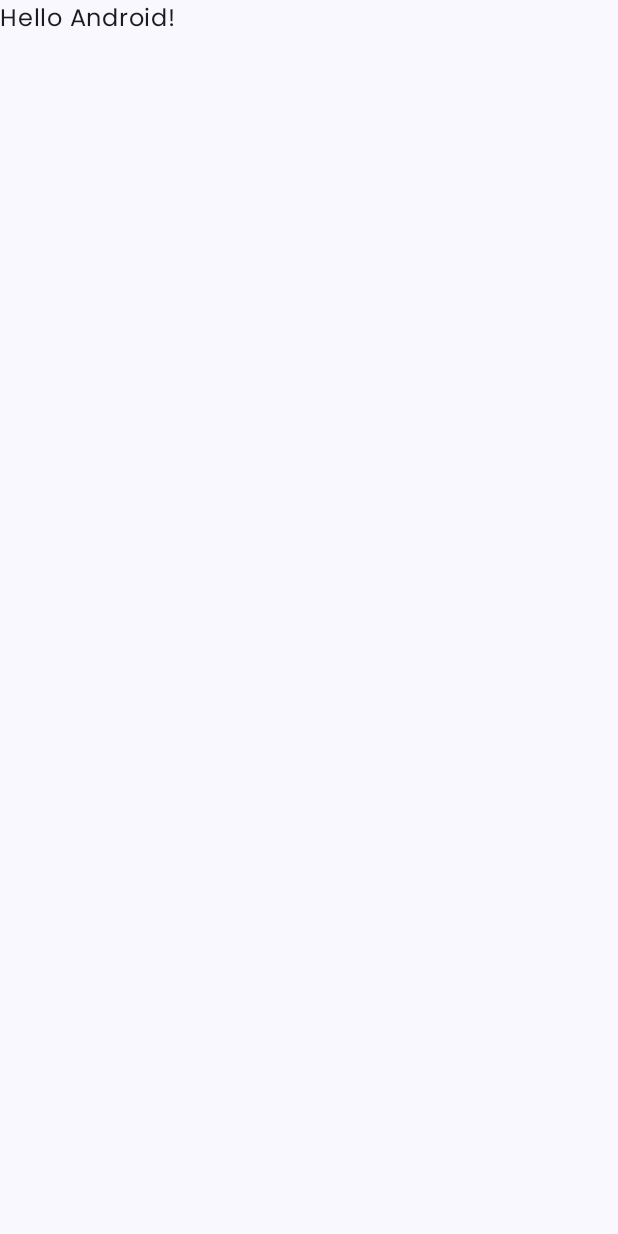
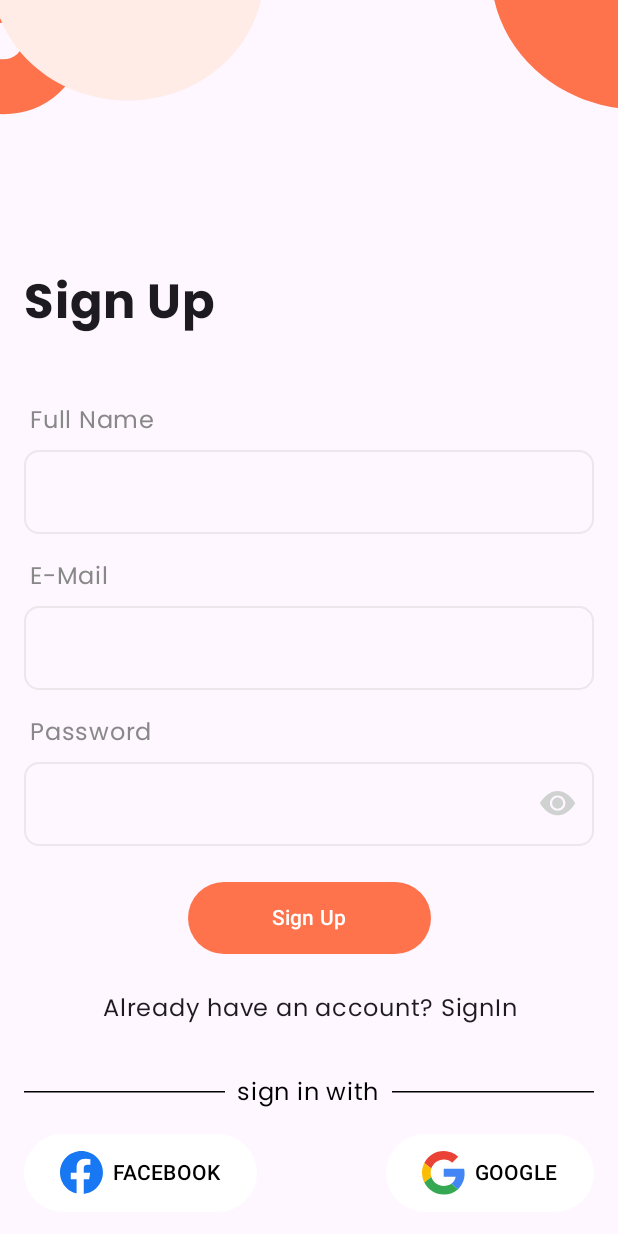
Before and after one commit to rabbi-islam/FoodHub-Frontend, an Android app built with Jetpack Compose: the screen it shows after launch (MainActivity), on a phone screen of 412 x 824 dp. Before the commit the screen is almost empty. Run offline under Robolectric (Android 15) with nearby library versions, the phone set to English and light mode, and no system bars; our stand-ins replace Dagger/Hilt's generated code.

Commit message:
SignUp screen design complete

```diff
--- a/app/src/main/java/com/example/foodhub/MainActivity.kt
+++ b/app/src/main/java/com/example/foodhub/MainActivity.kt
@@ -8,6 +8,7 @@ import android.view.animation.OvershootInterpolator
 import androidx.activity.ComponentActivity
 import androidx.activity.compose.setContent
 import androidx.activity.enableEdgeToEdge
+import androidx.compose.foundation.layout.Box
 import androidx.compose.foundation.layout.fillMaxSize
 import androidx.compose.foundation.layout.padding
 import androidx.compose.material3.Scaffold
@@ -18,6 +19,8 @@ import androidx.compose.ui.tooling.preview.Preview
 import androidx.core.animation.doOnEnd
 import androidx.core.splashscreen.SplashScreen.Companion.installSplashScreen
 import com.example.foodhub.data.FoodApi
+import com.example.foodhub.ui.features.auth.AuthScreen
+import com.example.foodhub.ui.features.auth.signup.SignUpScreen
 import com.example.foodhub.ui.theme.FoodHubTheme
 import dagger.hilt.android.AndroidEntryPoint
 import kotlinx.coroutines.CoroutineScope
@@ -70,10 +73,10 @@ class MainActivity : ComponentActivity() {
         setContent {
             FoodHubTheme {
                 Scaffold(modifier = Modifier.fillMaxSize()) { innerPadding ->
-                    Greeting(
-                        name = "Android",
-                        modifier = Modifier.padding(innerPadding)
-                    )
+                    Box(modifier = Modifier.padding(innerPadding)){
+                        SignUpScreen()
+                    }
+
                 }
             }
         }
@@ -86,19 +89,3 @@ class MainActivity : ComponentActivity() {
         }
     }
 }
-
-@Composable
-fun Greeting(name: String, modifier: Modifier = Modifier) {
-    Text(
-        text = "Hello $name!",
-        modifier = modifier
-    )
-}
-
-@Preview(showBackground = true)
-@Composable
-fun GreetingPreview() {
-    FoodHubTheme {
-        Greeting("Android")
-    }
-}
--- /dev/null
+++ b/app/src/main/java/com/example/foodhub/ui/Widgets.kt
@@ -0,0 +1,173 @@
+package com.example.foodhub.ui
+
+import androidx.compose.foundation.Image
+import androidx.compose.foundation.interaction.MutableInteractionSource
+import androidx.compose.foundation.layout.Arrangement
+import androidx.compose.foundation.layout.Column
+import androidx.compose.foundation.layout.Row
+import androidx.compose.foundation.layout.Spacer
+import androidx.compose.foundation.layout.fillMaxWidth
+import androidx.compose.foundation.layout.padding
+import androidx.compose.foundation.layout.size
+import androidx.compose.foundation.shape.RoundedCornerShape
+import androidx.compose.foundation.text.KeyboardActions
+import androidx.compose.foundation.text.KeyboardOptions
+import androidx.compose.material3.Button
+import androidx.compose.material3.ButtonDefaults
+import androidx.compose.material3.HorizontalDivider
+import androidx.compose.material3.LocalTextStyle
+import androidx.compose.material3.OutlinedTextField
+import androidx.compose.material3.OutlinedTextFieldDefaults
+import androidx.compose.material3.Text
+import androidx.compose.material3.TextFieldColors
+import androidx.compose.runtime.Composable
+import androidx.compose.runtime.remember
+import androidx.compose.ui.Alignment
+import androidx.compose.ui.Modifier
+import androidx.compose.ui.graphics.Color
+import androidx.compose.ui.graphics.Shape
+import androidx.compose.ui.res.painterResource
+import androidx.compose.ui.res.stringResource
+import androidx.compose.ui.text.TextStyle
+import androidx.compose.ui.text.font.FontWeight
+import androidx.compose.ui.text.input.VisualTransformation
+import androidx.compose.ui.unit.dp
+import com.example.foodhub.R
+import com.example.foodhub.ui.theme.orange
+
+@Composable
+fun GroupSocialButtons(
+    color: Color = Color.White,
+    onFacebookClick:()-> Unit,
+    onGoogleClick:()-> Unit,
+) {
+    Column() {
+        Row(
+            modifier = Modifier.fillMaxWidth(),
+            horizontalArrangement = Arrangement.Center,
+            verticalAlignment = Alignment.CenterVertically
+        ) {
+            HorizontalDivider(modifier = Modifier
+                .weight(1f)
+                .padding(start = 16.dp), thickness = 1.dp, color=color)
+            Text(
+                text = stringResource(R.string.sign_in_with),
+                color = color,
+                modifier = Modifier
+                    .padding(start = 8.dp, end = 8.dp)
+            )
+            HorizontalDivider(modifier = Modifier
+                .weight(1f)
+                .padding(end = 16.dp), thickness = 1.dp, color=color)
+        }
+        Row(
+            modifier = Modifier.fillMaxWidth(),
+            horizontalArrangement = Arrangement.SpaceBetween
+        ){
+            SocialButton(
+                icon = R.drawable.ic_facebook,
+                title = R.string.facebook,
+                onFacebookClick
+            )
+            SocialButton(
+                icon = R.drawable.ic_google,
+                title = R.string.google,
+                onGoogleClick
+            )
+        }
+    }
+}
+
+
+@Composable
+fun SocialButton(
+    icon: Int,
+    title: Int,
+    onClick: () -> Unit
+) {
+    Button(
+        onClick = onClick,
+        colors = ButtonDefaults.buttonColors(
+            containerColor = Color.White
+        ),
+        shape = RoundedCornerShape(32.dp),
+        modifier = Modifier
+            .padding(horizontal = 16.dp, vertical = 16.dp)
+
+    ) {
+        Row(verticalAlignment = Alignment.CenterVertically) {
+            Image(
+                painter = painterResource(id = icon),
+                contentDescription = "facebook_icon"
+            )
+            Spacer(Modifier.size(6.dp))
+            Text(text = stringResource(id = title), color = Color.Black, modifier = Modifier.padding(vertical = 8.dp))
+        }
+    }
+}
+
+
+@Composable
+fun FoodHubTextField(
+    value: String,
+    onValueChange: (String) -> Unit,
+    modifier: Modifier = Modifier,
+    enabled: Boolean = true,
+    readOnly: Boolean = false,
+    textStyle: TextStyle = LocalTextStyle.current,
+    label: @Composable (() -> Unit)? = null,
+    placeholder: @Composable (() -> Unit)? = null,
+    leadingIcon: @Composable (() -> Unit)? = null,
+    trailingIcon: @Composable (() -> Unit)? = null,
+    prefix: @Composable (() -> Unit)? = null,
+    suffix: @Composable (() -> Unit)? = null,
+    supportingText: @Composable (() -> Unit)? = null,
+    isError: Boolean = false,
+    visualTransformation: VisualTransformation = VisualTransformation.None,
+    keyboardOptions: KeyboardOptions = KeyboardOptions.Default,
+    keyboardActions: KeyboardActions = KeyboardActions.Default,
+    singleLine: Boolean = false,
+    maxLines: Int = if (singleLine) 1 else Int.MAX_VALUE,
+    minLines: Int = 1,
+    interactionSource: MutableInteractionSource = remember { MutableInteractionSource() },
+    shape: Shape = RoundedCornerShape(10.dp),
+    colors: TextFieldColors = OutlinedTextFieldDefaults.colors().copy(
+        focusedIndicatorColor = orange,
+        unfocusedIndicatorColor = Color.LightGray.copy(alpha = 0.4f),
+    )
+) {
+    Column(Modifier.padding(vertical = 8.dp)) {
+        label?.let {
+            Row {
+                Spacer(modifier = Modifier.size(4.dp))
+                it()
+            }
+        }
+        Spacer(modifier = Modifier.size(8.dp))
+        OutlinedTextField(
+            value = value,
+            onValueChange,
+            modifier,
+            enabled,
+            readOnly,
+            textStyle.copy(fontWeight = FontWeight.SemiBold),
+            null,
+            placeholder,
+            leadingIcon,
+            trailingIcon,
+            prefix,
+            suffix,
+            supportingText,
+            isError,
+            visualTransformation,
+            keyboardOptions,
+            keyboardActions,
+            singleLine,
+            maxLines,
+            minLines,
+            interactionSource,
+            shape,
+            colors
+        )
+    }
+}
--- a/app/src/main/java/com/example/foodhub/ui/features/auth/AuthScreen.kt
+++ b/app/src/main/java/com/example/foodhub/ui/features/auth/AuthScreen.kt
@@ -27,6 +27,7 @@ import androidx.compose.ui.Modifier
 import androidx.compose.ui.draw.alpha
 import androidx.compose.ui.graphics.Brush
 import androidx.compose.ui.graphics.Color
+import androidx.compose.ui.layout.ContentScale
 import androidx.compose.ui.layout.onGloballyPositioned
 import androidx.compose.ui.res.painterResource
 import androidx.compose.ui.res.stringResource
@@ -36,7 +37,8 @@ import androidx.compose.ui.unit.IntSize
 import androidx.compose.ui.unit.dp
 import androidx.compose.ui.unit.sp
 import com.example.foodhub.R
-import com.example.foodhub.ui.theme.skipButtonTextColor
+import com.example.foodhub.ui.GroupSocialButtons
+import com.example.foodhub.ui.theme.orange
 
 @Composable
 fun AuthScreen(modifier: Modifier = Modifier) {
@@ -57,7 +59,8 @@ fun AuthScreen(modifier: Modifier = Modifier) {
                 }
                 .alpha(alpha = 0.7f),
             painter = painterResource(R.drawable.background),
-            contentDescription = null
+            contentDescription = null,
+            contentScale = ContentScale.FillBounds
         )
         Box(modifier = Modifier
             .matchParentSize()
@@ -73,7 +76,7 @@ fun AuthScreen(modifier: Modifier = Modifier) {
         ) {
             Text(
                 text = stringResource(R.string.skip),
-                color = skipButtonTextColor
+                color = orange
             )
         }
 
@@ -92,7 +95,7 @@ fun AuthScreen(modifier: Modifier = Modifier) {
             )
             Text(
                 text = stringResource(R.string.food_hub),
-                color = skipButtonTextColor,
+                color = orange,
                 fontWeight = FontWeight.Bold,
                 fontSize = 40.sp
 
@@ -115,77 +118,7 @@ fun AuthScreen(modifier: Modifier = Modifier) {
                 .padding(16.dp),
             horizontalAlignment = Alignment.CenterHorizontally
         ) {
-            Row(
-                modifier = modifier
-                    .fillMaxWidth()
-                    .padding(horizontal = 16.dp),
-                verticalAlignment = Alignment.CenterVertically
-            ) {
-                Divider(
-                    color = Color.White,
-                    modifier = Modifier
-                        .weight(1f)
-                        .height(1.dp)
-                )
-
-                Text(
-                    text = "sign in with",
-                    color = Color.White,
-                    fontWeight = FontWeight.Bold,
-                    modifier = Modifier
-                        .padding(horizontal = 8.dp)
-                )
-
-                Divider(
-                    color = Color.White,
-                    modifier = Modifier
-                        .weight(1f)
-                        .height(1.dp)
-                )
-            }
-
-            Row(
-                modifier = Modifier
-                    .fillMaxWidth()
-                    .padding(horizontal = 16.dp, vertical = 16.dp),
-                horizontalArrangement = Arrangement.SpaceBetween
-            ) {
-                Button(
-                    onClick = {},
-                    colors = ButtonDefaults.buttonColors(
-                        containerColor = Color.White
-                    ),
-                    shape = RoundedCornerShape(32.dp)
-
-                ) {
-                    Row(verticalAlignment = Alignment.CenterVertically) {
-                        Image(
-                            painter = painterResource(R.drawable.ic_facebook),
-                            contentDescription = "facebook_icon"
-                        )
-                        Spacer(Modifier.size(6  .dp))
-                        Text(text = stringResource(R.string.facebook), color = Color.Black)
-                    }
-                }
-                Button(
-                    onClick = {},
-                    colors = ButtonDefaults.buttonColors(
-                        containerColor = Color.White
-                    ),
-                    shape = RoundedCornerShape(32.dp)
-
-                ) {
-                    Row(verticalAlignment = Alignment.CenterVertically) {
-                        Image(
-                            painter = painterResource(R.drawable.ic_google),
-                            contentDescription = "google"
-                        )
-                        Spacer(Modifier.size(8.dp))
-                        Text(text = stringResource(R.string.google), color = Color.Black)
-                    }
-                }
-            }
-
+            GroupSocialButtons(onGoogleClick = {}, onFacebookClick = {})
             Button(
                 onClick = {},
                 modifier = Modifier
--- /dev/null
+++ b/app/src/main/java/com/example/foodhub/ui/features/auth/signup/SignUpScreen.kt
@@ -0,0 +1,160 @@
+package com.example.foodhub.ui.features.auth.signup
+
+import androidx.compose.foundation.Image
+import androidx.compose.foundation.clickable
+import androidx.compose.foundation.layout.Box
+import androidx.compose.foundation.layout.Column
+import androidx.compose.foundation.layout.Spacer
+import androidx.compose.foundation.layout.fillMaxSize
+import androidx.compose.foundation.layout.fillMaxWidth
+import androidx.compose.foundation.layout.height
+import androidx.compose.foundation.layout.padding
+import androidx.compose.foundation.layout.size
+import androidx.compose.material3.Button
+import androidx.compose.material3.ButtonDefaults
+import androidx.compose.material3.Text
+import androidx.compose.runtime.Composable
+import androidx.compose.runtime.getValue
+import androidx.compose.runtime.mutableStateOf
+import androidx.compose.runtime.remember
+import androidx.compose.runtime.setValue
+import androidx.compose.ui.Alignment
+import androidx.compose.ui.Modifier
+import androidx.compose.ui.graphics.Color
+import androidx.compose.ui.layout.ContentScale
+import androidx.compose.ui.res.painterResource
+import androidx.compose.ui.res.stringResource
+import androidx.compose.ui.text.font.FontWeight
+import androidx.compose.ui.text.input.PasswordVisualTransformation
+import androidx.compose.ui.text.style.TextAlign
+import androidx.compose.ui.tooling.preview.Preview
+import androidx.compose.ui.unit.dp
+import androidx.compose.ui.unit.sp
+import com.example.foodhub.R
+import com.example.foodhub.ui.FoodHubTextField
+import com.example.foodhub.ui.GroupSocialButtons
+import com.example.foodhub.ui.theme.orange
+
+@Composable
+fun SignUpScreen() {
+
+    Box(modifier = Modifier.fillMaxSize()) {
+        var name by remember {
+            mutableStateOf("")
+        }
+        var email by remember {
+            mutableStateOf("")
+        }
+        var password by remember {
+            mutableStateOf("")
+        }
+
+
+
+        Image(
+            painter = painterResource(R.drawable.ic_auth_bg),
+            contentDescription = "auth_background",
+            modifier = Modifier.fillMaxSize(),
+            contentScale = ContentScale.FillBounds
+        )
+        Column(
+            modifier = Modifier.fillMaxSize(),
+            horizontalAlignment = Alignment.CenterHorizontally
+        ) {
+            Box(modifier = Modifier.weight(1f))
+
+
+            Text(
+                text = stringResource(R.string.sign_up),
+                fontWeight = FontWeight.Bold,
+                fontSize = 32.sp,
+                modifier = Modifier
+                    .fillMaxWidth().padding(16.dp)
+            )
+            Spacer(Modifier.size(20.dp))
+            FoodHubTextField(
+                value = name,
+                onValueChange = { name = it},
+                label = {
+                    Text(
+                        text = stringResource(R.string.full_name),
+                        modifier = Modifier.padding(horizontal = 16.dp),
+                        color = Color.Gray
+                    )
+                },
+                modifier = Modifier
+                    .fillMaxWidth()
+                    .padding(horizontal = 16.dp),
+            )
+
+            FoodHubTextField(
+                value = email,
+                onValueChange = {email = it},
+                label = {
+                    Text(
+                        text = stringResource(R.string.email),
+                        modifier = Modifier.padding(horizontal = 16.dp),
+                        color = Color.Gray
+                    )
+                },
+                modifier = Modifier
+                    .fillMaxWidth()
+                    .padding(horizontal = 16.dp),
+            )
+
+
+            FoodHubTextField(
+                value = password,
+                onValueChange = {password = it},
+                label = {
+                    Text(
+                        text = stringResource(R.string.password),
+                        modifier = Modifier.padding(horizontal = 16.dp),
+                        color = Color.Gray
+                    )
+                },
+                modifier = Modifier
+                    .fillMaxWidth()
+                    .padding(horizontal = 16.dp),
+                visualTransformation = PasswordVisualTransformation(),
+                trailingIcon = {
+                    Image(
+                        painter = painterResource(R.drawable.ic_eye),
+                        contentDescription = null,
+                        modifier = Modifier.size(24.dp)
+                    )
+                }
+
+            )
+            Spacer(Modifier.size(16.dp))
+            Button(
+                onClick = {},
+                modifier = Modifier.height(48.dp),
+                colors = ButtonDefaults.buttonColors(containerColor = orange)
+            ) {
+                Text(
+                    text = stringResource(R.string.sign_up),
+                    modifier = Modifier.padding(horizontal = 32.dp)
+                )
+            }
+            Spacer(Modifier.size(16.dp))
+            Text(
+                text = stringResource(R.string.already_have_an_account_signin),
+                modifier = Modifier
+                    .padding(8.dp)
+                    .clickable {}
+                    .fillMaxWidth(),
+                textAlign = TextAlign.Center
+            )
+            Spacer(Modifier.padding(12.dp))
+            GroupSocialButtons(Color.Black, {}, {})
+        }
+    }
+
+}
+
+@Preview(showBackground = true)
+@Composable
+private fun PrevSignUp() {
+    SignUpScreen()
+}
--- a/app/src/main/java/com/example/foodhub/ui/theme/Color.kt
+++ b/app/src/main/java/com/example/foodhub/ui/theme/Color.kt
@@ -10,4 +10,4 @@ val Purple40 = Color(0xFF6650a4)
 val PurpleGrey40 = Color(0xFF625b71)
 val Pink40 = Color(0xFF7D5260)
 
-val skipButtonTextColor = Color(0xFFFE724C)
+val orange = Color(0xFFFE724C)
--- a/app/src/main/java/com/example/foodhub/ui/theme/Theme.kt
+++ b/app/src/main/java/com/example/foodhub/ui/theme/Theme.kt
@@ -12,14 +12,14 @@ import androidx.compose.runtime.Composable
 import androidx.compose.ui.platform.LocalContext
 
 private val DarkColorScheme = darkColorScheme(
-    primary = Purple80,
-    secondary = PurpleGrey80,
+    primary = orange,
+    secondary = orange,
     tertiary = Pink80
 )
 
 private val LightColorScheme = lightColorScheme(
-    primary = Purple40,
-    secondary = PurpleGrey40,
+    primary = orange,
+    secondary = orange,
     tertiary = Pink40
 
     /* Other default colors to override
@@ -37,7 +37,7 @@ private val LightColorScheme = lightColorScheme(
 fun FoodHubTheme(
     darkTheme: Boolean = isSystemInDarkTheme(),
     // Dynamic color is available on Android 12+
-    dynamicColor: Boolean = true,
+    dynamicColor: Boolean = false,
     content: @Composable () -> Unit
 ) {
     val colorScheme = when {
--- /dev/null
+++ b/app/src/main/res/drawable/ic_eye.xml
@@ -0,0 +1,13 @@
+<vector xmlns:android="http://schemas.android.com/apk/res/android"
+    android:width="18dp"
+    android:height="13dp"
+    android:viewportWidth="18"
+    android:viewportHeight="13">
+  <path
+      android:pathData="M11.574,6.063C11.574,6.793 11.283,7.494 10.767,8.011C10.25,8.528 9.549,8.818 8.818,8.818C8.087,8.818 7.386,8.528 6.87,8.011C6.353,7.494 6.063,6.793 6.063,6.063C6.063,5.332 6.353,4.631 6.87,4.114C7.386,3.597 8.087,3.307 8.818,3.307C9.549,3.307 10.25,3.597 10.767,4.114C11.283,4.631 11.574,5.332 11.574,6.063Z"
+      android:fillColor="#D0D2D1"/>
+  <path
+      android:pathData="M0,6.063C0,6.063 3.307,0 8.818,0C14.33,0 17.636,6.063 17.636,6.063C17.636,6.063 14.33,12.125 8.818,12.125C3.307,12.125 0,6.063 0,6.063ZM8.818,9.92C9.841,9.92 10.823,9.514 11.546,8.79C12.27,8.067 12.676,7.086 12.676,6.063C12.676,5.039 12.27,4.058 11.546,3.335C10.823,2.611 9.841,2.205 8.818,2.205C7.795,2.205 6.814,2.611 6.09,3.335C5.367,4.058 4.96,5.039 4.96,6.063C4.96,7.086 5.367,8.067 6.09,8.79C6.814,9.514 7.795,9.92 8.818,9.92Z"
+      android:fillColor="#D0D2D1"
+      android:fillType="evenOdd"/>
+</vector>
--- a/app/src/main/res/values/strings.xml
+++ b/app/src/main/res/values/strings.xml
@@ -8,4 +8,9 @@
     <string name="start_with_email_or_phone">Start with email or phone</string>
     <string name="facebook">FACEBOOK</string>
     <string name="google">GOOGLE</string>
+    <string name="sign_in_with">sign in with</string>
+    <string name="sign_up">Sign Up</string>
+    <string name="password">Password</string>
+    <string name="email">E-Mail</string>
+    <string name="full_name">Full Name</string>
 </resources>
```
